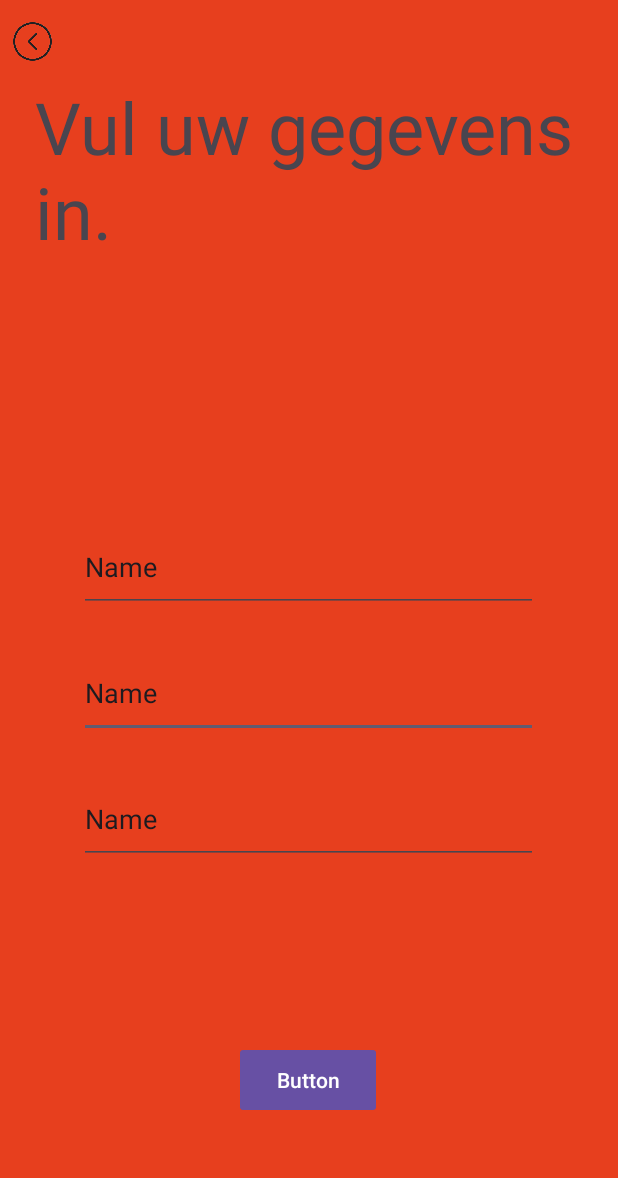
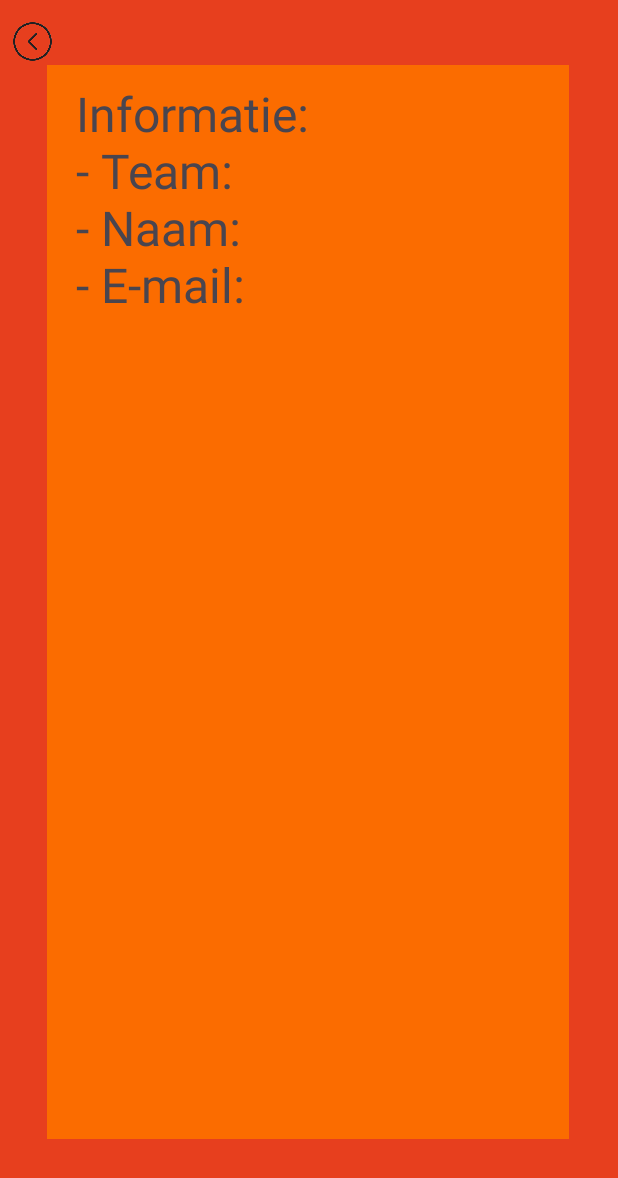
Before and after one commit to KoenCGamer/Android-Studio-ICT-HA3A-Koen-Roelfes, an Android app: the Gegevens screen opened directly, with no data from a screen before it, after a tap on "Button", on a phone screen of 412 x 824 dp. Shown: the top 1178 px of the screen. Run offline under Robolectric (Android 15) with nearby library versions, the phone set to English and light mode, and no system bars.

Commit message:
Bijna Klaar.

```diff
--- /dev/null
+++ b/app/src/main/java/com/example/formule1/Bestel.kt
@@ -0,0 +1,74 @@
+package com.example.formule1
+
+import android.os.Bundle
+import android.widget.ImageView
+import androidx.activity.enableEdgeToEdge
+import androidx.appcompat.app.AppCompatActivity
+import androidx.core.view.ViewCompat
+import androidx.core.view.WindowInsetsCompat
+import android.widget.TextView
+import android.text.Html
+
+class Bestel : AppCompatActivity() {
+    override fun onCreate(savedInstanceState: Bundle?) {
+        super.onCreate(savedInstanceState)
+        enableEdgeToEdge()
+        setContentView(R.layout.activity_bestel)
+        ViewCompat.setOnApplyWindowInsetsListener(findViewById(R.id.main)) { v, insets ->
+            val systemBars = insets.getInsets(WindowInsetsCompat.Type.systemBars())
+            v.setPadding(systemBars.left, systemBars.top, systemBars.right, systemBars.bottom)
+            insets
+        }
+
+        // val result = findViewById<TextView>(R.id.textView8)
+        // val teamnaam = intent.getStringExtra("teamnaam").toString();
+        // val naam = intent.getStringExtra("naam").toString();
+        // val email = intent.getStringExtra("email").toString();
+        // result.text = "Teamnaam = $teamnaam Naam = $naam E-Mail = $email.";
+
+       // val textView = findViewById<TextView>(R.id.textView8)
+        // val htmlTekst = "Informatie:<br>" +
+        //      "- $naam <br>" +
+        //      "- <br>" +
+        //      "- <br>" +
+        //      "- <br>" +
+        //      "- <br>" +
+        //      "- <br>" +
+        //      "- <br>" +
+        //      "- <br>" +
+        //         "- <br>" +
+        //       "- <br>" +
+        //        "- <br>" +
+        //        "- <br>" +
+        //        "- <br>" +
+        //        "- <br>" +
+        //        "- <br>" +
+        //        "- <br>" +
+        //        "- <br>"
+
+
+       // textView.text = Html.fromHtml(htmlTekst, Html.FROM_HTML_MODE_COMPACT)
+
+        val textView = findViewById<TextView>(R.id.textView8)
+
+// Haal eerst de gegevens op via de Intent
+        val teamnaam = intent.getStringExtra("teamnaam") ?: ""
+        val naam = intent.getStringExtra("naam") ?: ""
+        val email = intent.getStringExtra("email") ?: ""
+
+// Stop ze vervolgens in je HTML-tekststructuur
+        val htmlTekst = "Informatie:<br>" +
+                "- Team: <u>$teamnaam</u><br>" +
+                "- Naam: <u>$naam</u><br>" +
+                "- E-mail: <u>$email</u><br>"
+
+        textView.text = Html.fromHtml(htmlTekst, Html.FROM_HTML_MODE_COMPACT)
+
+        val bestel_terug = findViewById<ImageView>(R.id.button_bestel_back)
+        bestel_terug.setOnClickListener {
+            finish()
+        }
+
+
+    }
+}
--- a/app/src/main/java/com/example/formule1/Gegevens.kt
+++ b/app/src/main/java/com/example/formule1/Gegevens.kt
@@ -22,7 +22,7 @@ class Gegevens : AppCompatActivity() {
         }
         val klaargegevens = findViewById<Button>(R.id.klaar_gegevens)
         klaargegevens.setOnClickListener {
-            val intent = Intent(this, Gegevens::class.java)
+            val intent = Intent(this, Bestel::class.java)
             startActivity(intent)
 
         }
--- a/app/src/main/java/com/example/formule1/MainActivity2.kt
+++ b/app/src/main/java/com/example/formule1/MainActivity2.kt
@@ -32,10 +32,10 @@ class MainActivity2 : AppCompatActivity() {
             val naam = name.text.toString();
             val email = email.text.toString();
             Toast.makeText(this, "Pro Speedrunner/Pro Programeerder", Toast.LENGTH_SHORT).show();
+            val intent = Intent(this, Page_3::class.java);
             intent.putExtra("teamnaam", teamnaam);
             intent.putExtra("naam", naam);
             intent.putExtra("email", email);
-            val intent = Intent(this, Page_3::class.java);
             startActivity(intent)
         }
 
--- a/app/src/main/java/com/example/formule1/Weet_Zeker.kt
+++ b/app/src/main/java/com/example/formule1/Weet_Zeker.kt
@@ -25,6 +25,12 @@ class Weet_Zeker : AppCompatActivity() {
             startActivity(intent)
 
         }
+        val weet_zeker_nee = findViewById<Button>(R.id.weet_zeker_nee)
+        weet_zeker_ja.setOnClickListener {
+            val intent = Intent(this, Weet_Echt_Zeker::class.java)
+            startActivity(intent)
+
+        }
         val page_weet_zeker_back_button = findViewById<ImageView>(R.id.button_weet_zeker_terug)
         page_weet_zeker_back_button.setOnClickListener {
             finish()
--- /dev/null
+++ b/app/src/main/res/layout/activity_bestel.xml
@@ -0,0 +1,42 @@
+<?xml version="1.0" encoding="utf-8"?>
+<androidx.constraintlayout.widget.ConstraintLayout xmlns:android="http://schemas.android.com/apk/res/android"
+    xmlns:app="http://schemas.android.com/apk/res-auto"
+    xmlns:tools="http://schemas.android.com/tools"
+    android:id="@+id/main"
+    android:layout_width="match_parent"
+    android:layout_height="match_parent"
+    android:background="#E73F1E"
+    tools:context=".Bestel">
+
+    <ImageView
+        android:id="@+id/button_bestel_back"
+        android:layout_width="43dp"
+        android:layout_height="55dp"
+        app:layout_constraintStart_toStartOf="parent"
+        app:layout_constraintTop_toTopOf="parent"
+        app:srcCompat="@drawable/navigation_left_arrow_navigation_indicator_png_thumb__1_" />
+
+    <View
+        android:id="@+id/view"
+        android:layout_width="348dp"
+        android:layout_height="716dp"
+        android:background="#FB6C00"
+        app:layout_constraintBottom_toBottomOf="parent"
+        app:layout_constraintEnd_toEndOf="parent"
+        app:layout_constraintHorizontal_bias="0.492"
+        app:layout_constraintStart_toStartOf="parent"
+        app:layout_constraintTop_toTopOf="parent"
+        app:layout_constraintVertical_bias="0.4" />
+
+    <TextView
+        android:id="@+id/textView8"
+        android:layout_width="311dp"
+        android:layout_height="696dp"
+        android:textSize="32sp"
+        app:layout_constraintBottom_toBottomOf="parent"
+        app:layout_constraintEnd_toEndOf="parent"
+        app:layout_constraintStart_toStartOf="parent"
+        app:layout_constraintTop_toTopOf="parent"
+        app:layout_constraintVertical_bias="0.42" />
+
+</androidx.constraintlayout.widget.ConstraintLayout>
--- a/app/src/main/res/layout/activity_page3.xml
+++ b/app/src/main/res/layout/activity_page3.xml
@@ -54,15 +54,15 @@
         app:layout_constraintTop_toTopOf="parent" />
 
     <TextView
+        android:hint=""
         android:id="@+id/viewtest"
         android:layout_width="375dp"
         android:layout_height="112dp"
         android:textSize="34sp"
         app:layout_constraintBottom_toBottomOf="parent"
         app:layout_constraintEnd_toEndOf="parent"
-        app:layout_constraintHorizontal_bias="0.515"
         app:layout_constraintStart_toStartOf="parent"
         app:layout_constraintTop_toTopOf="parent"
-        app:layout_constraintVertical_bias="0.56" />
+        app:layout_constraintVertical_bias="0.562" />
 
 </androidx.constraintlayout.widget.ConstraintLayout>
--- a/app/src/main/res/layout/activity_weet_zeker.xml
+++ b/app/src/main/res/layout/activity_weet_zeker.xml
@@ -17,7 +17,7 @@
         app:srcCompat="@drawable/navigation_left_arrow_navigation_indicator_png_thumb__1_" />
 
     <Button
-        android:id="@+id/button5"
+        android:id="@+id/weet_zeker_nee"
         android:layout_width="135dp"
         android:layout_height="95dp"
         android:layout_marginBottom="48dp"
```
Also changed, not shown: app/src/main/AndroidManifest.xml (+8 -0 lines), app/src/main/java/com/example/formule1/EECCHHTT.kt (added, +25 -0 lines), app/src/main/java/com/example/formule1/Weet_Echt_Zeker.kt (+7 -3 lines), app/src/main/res/layout/activity_eecchhtt.xml (added, +67 -0 lines).
